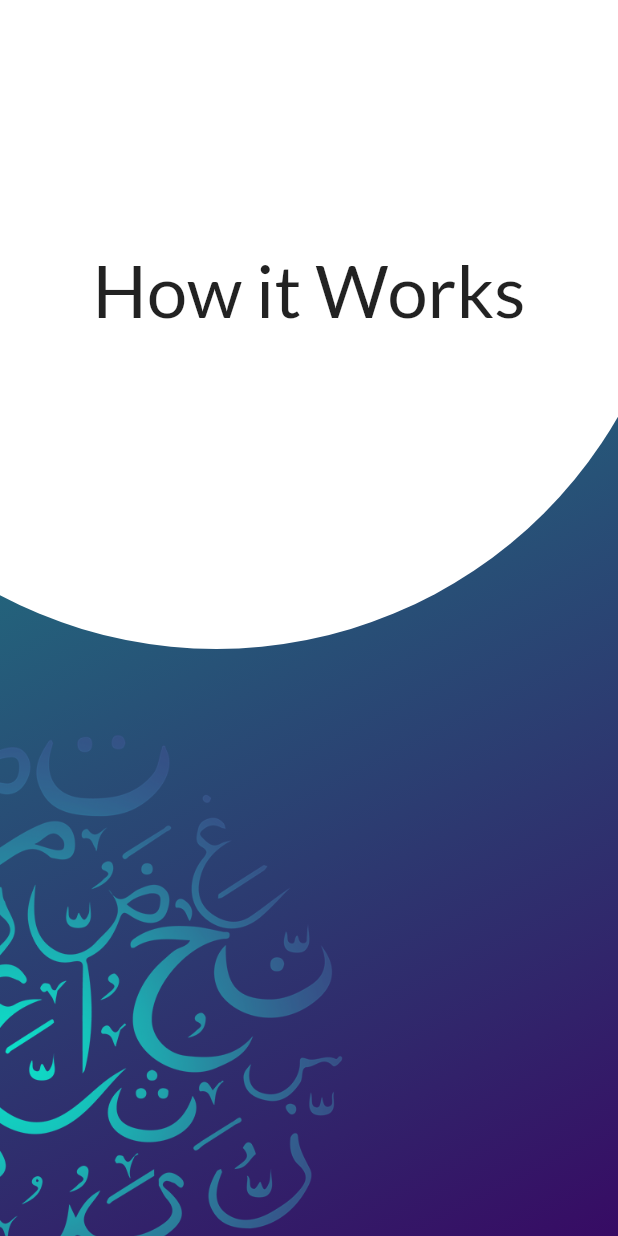
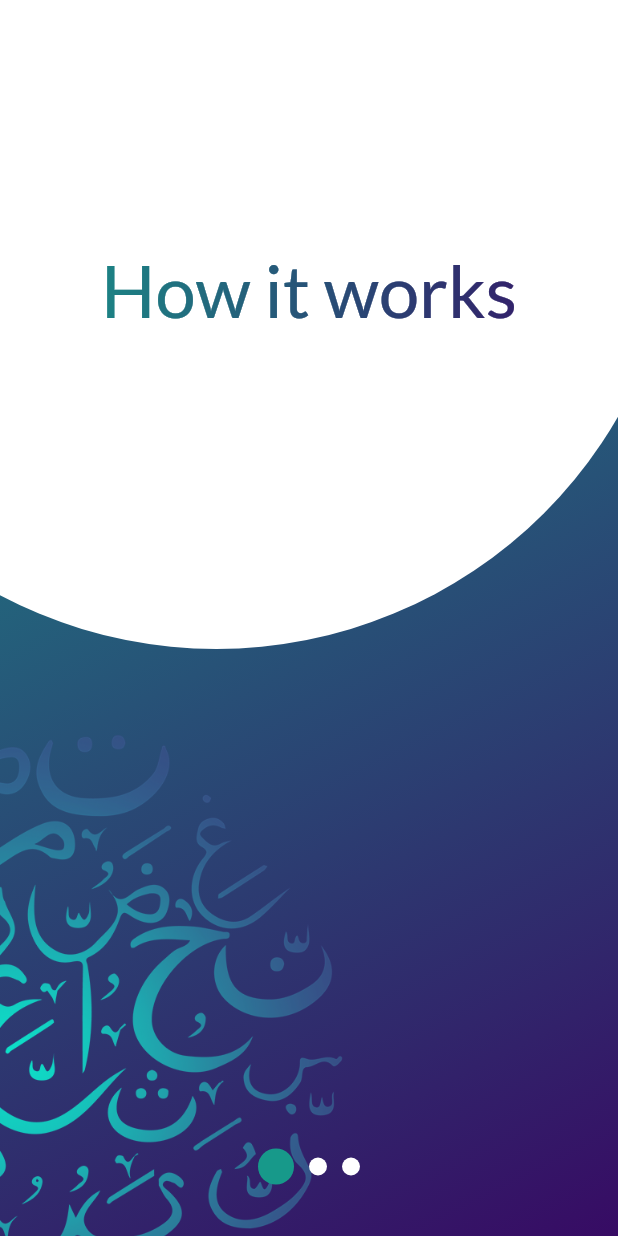
Before and after one commit to PeterAtger/dsp_student_application, a Flutter app: the screen it shows after launch, on a phone screen of 412 x 824 dp. Run offline on Flutter 3.47's test engine with Material 2 defaults, Android fonts, the phone set to English and light mode, and no system bars; missing offline and left inert: adobe_xd.

Commit message:
Finished HIW Template

```diff
--- a/lib/Presentation/Pages/how_it_works/hiw1.dart
+++ b/lib/Presentation/Pages/how_it_works/hiw1.dart
@@ -20,24 +20,78 @@ class HIW1 extends StatelessWidget {
             height: size.height * 2,
             width: size.width * 1.5,
             decoration: BoxDecoration(
-              color: Colors.white,
+              color: AppColors.cWhite,
               shape: BoxShape.circle,
             ),
           )),
       Column(
         crossAxisAlignment: CrossAxisAlignment.stretch,
         children: [
-          Container(
+          SizedBox(
             height: size.height / 5,
           ),
-          Text(
-            'How it Works',
-            textAlign: TextAlign.center,
-            style: AppFonts.heading1,
+          GradientHeading(
+            text: 'How it works',
           )
         ],
-      )
+      ),
+      Positioned(
+          width: size.width,
+          bottom: size.height / 24,
+          child: Row(
+            mainAxisAlignment: MainAxisAlignment.center,
+            children: [
+              Container(
+                height: 24,
+                width: 24,
+                decoration: BoxDecoration(
+                    shape: BoxShape.circle, color: AppColors.cGreen),
+              ),
+              SizedBox(
+                width: 10,
+              ),
+              Container(
+                height: 12,
+                width: 12,
+                decoration: BoxDecoration(
+                    shape: BoxShape.circle, color: AppColors.cWhite),
+              ),
+              SizedBox(
+                width: 10,
+              ),
+              Container(
+                height: 12,
+                width: 12,
+                decoration: BoxDecoration(
+                    shape: BoxShape.circle, color: AppColors.cWhite),
+              ),
+            ],
+          ))
     ]));
+  }
+}
+
+class GradientHeading extends StatelessWidget {
+  final String text;
+  const GradientHeading({
+    Key key,
+    this.text,
+  }) : super(key: key);
+
+  @override
+  Widget build(BuildContext context) {
+    return ShaderMask(
+        shaderCallback: (Rect bounds) => LinearGradient(
+            begin: Alignment.centerLeft,
+            end: Alignment.centerRight,
+            colors: [AppColors.cGreen, AppColors.cPurple]).createShader(bounds),
+        child: Text(
+          text,
+          textAlign: TextAlign.center,
+          style: AppFonts.heading1.copyWith(
+            color: AppColors.cWhite,
+          ),
+        ));
   }
 }
 
```
